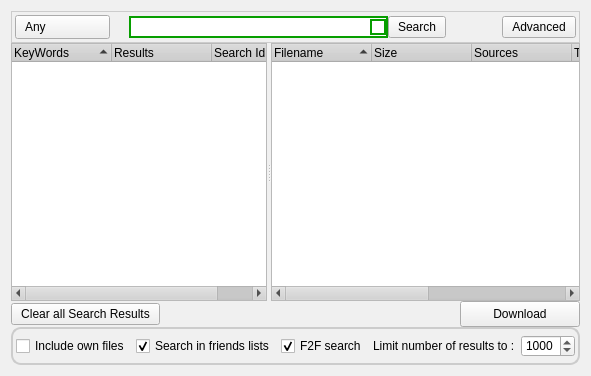
Above: retroshare-gui/src/gui/SearchDialog.ui from RetroShare/RetroShare before the change. Below: the same form after it.
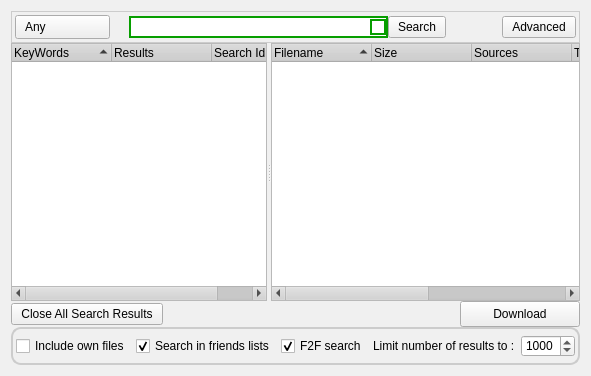
That is the form after the change. Icons and pictures are not drawn. Custom widgets are drawn as their Qt base class.

Commit message: reset only ComboBox when close all search results

Patch:
```diff
--- a/retroshare-gui/src/gui/SearchDialog.ui
+++ b/retroshare-gui/src/gui/SearchDialog.ui
@@ -1097,7 +1097,7 @@
 </string>
        </property>
        <property name="text">
-        <string>Clear all Search Results</string>
+        <string>Close All Search Results</string>
        </property>
       </widget>
      </item>
```
The commit also changes 1 other file.
